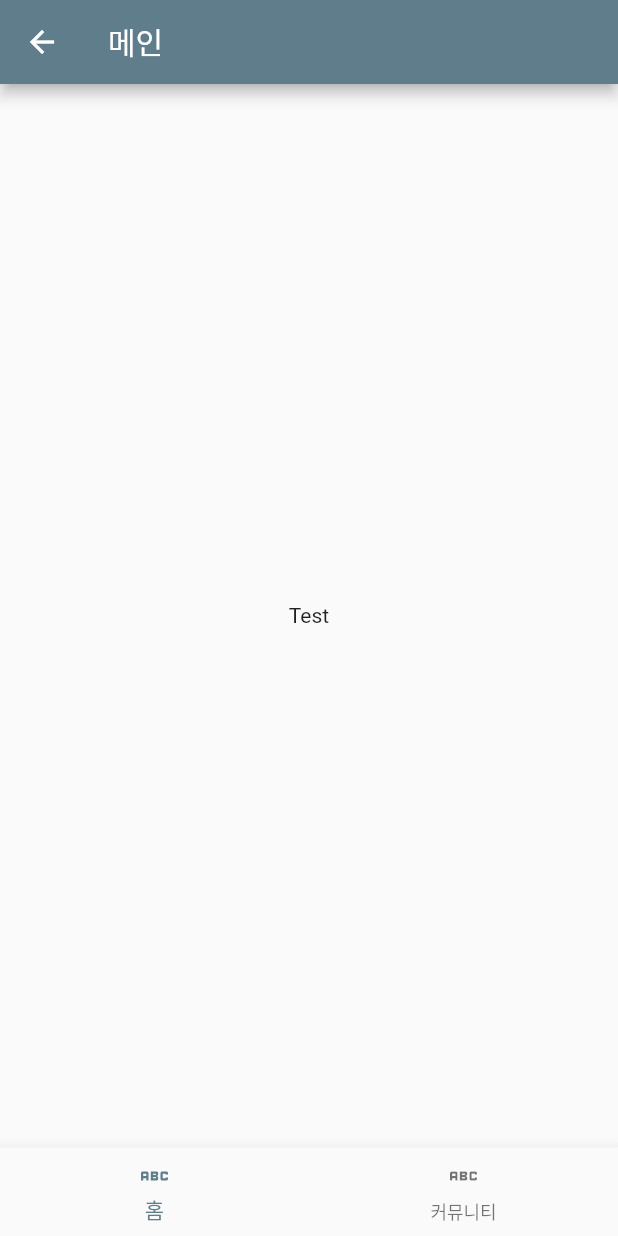
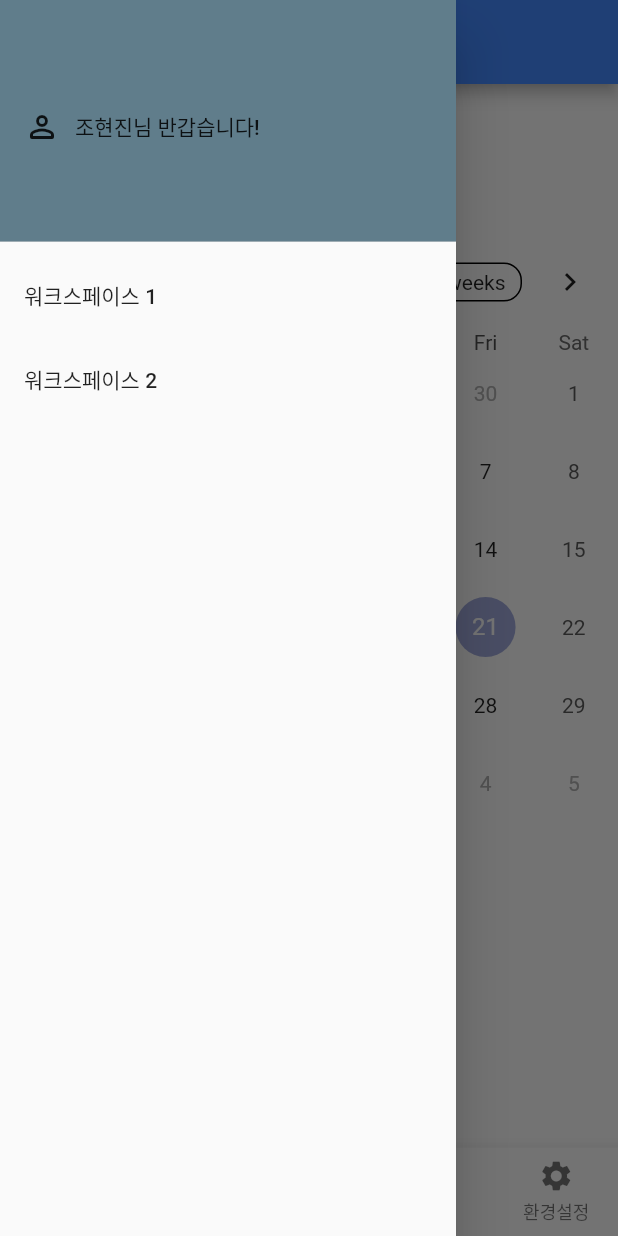
Before and after one commit to Kookmin-Contest/towork-frontend, a Flutter app: the MainMenu screen opened directly, with the side drawer open (before the commit the screen has no drawer), on a phone screen of 412 x 824 dp. Run offline on Flutter 3.47's test engine with Material 2 defaults, Android fonts, the phone set to English and light mode, and no system bars; drawn by our look-alikes of table_calendar; our stand-ins replace flutter_secure_storage, flutter_signin_button; accounts and stored records are empty.

Commit message:
하단바 베이스 완성

```diff
--- a/lib/screens/home_menu.dart
+++ b/lib/screens/home_menu.dart
@@ -1,4 +1,5 @@
 import 'package:flutter/material.dart';
+import 'package:gotowork/widgets/calendar.dart';
 
 class HomeMenu extends StatefulWidget {
   const HomeMenu({super.key});
@@ -13,7 +14,12 @@ class _HomeMenuState extends State<HomeMenu> {
     return Scaffold(
       body: SafeArea(
         child: Center(
-          child: Text('Test'),
+          child: Column(
+            children: [
+              SizedBox(height: 100.0),
+              Calendar(),
+            ],
+          )
         ),
       ),
     );
--- a/lib/shared/menu_main.dart
+++ b/lib/shared/menu_main.dart
@@ -1,7 +1,11 @@
 import 'package:flutter/material.dart';
+import 'package:gotowork/screens/alert_menu.dart';
+import 'package:gotowork/screens/community_menu.dart';
 import 'package:gotowork/screens/home_menu.dart';
 import 'package:gotowork/screens/login_menu.dart';
+import 'package:gotowork/screens/mypage_menu.dart';
 import 'package:gotowork/screens/register_menu.dart';
+import 'package:gotowork/screens/setting_menu.dart';
 import 'package:gotowork/shared/menu_appbar.dart';
 import 'package:gotowork/shared/menu_bottom.dart';
 
@@ -35,9 +39,14 @@ class NavigationRoute {
   });
 }
 
+// 하단 메뉴바 Items들
+// 표시할 라벨, 아이콘, 이동할 페이지 순으로 넣어주시면 됩니다
 final List<NavigationRoute> _routes = [
-  new NavigationRoute(name: "홈", icon: Icon(Icons.abc), page: HomeMenu()),
-  new NavigationRoute(name: "커뮤니티", icon: Icon(Icons.abc_outlined), page: Register())
+  new NavigationRoute(name: "홈", icon: Icon(Icons.home), page: HomeMenu()),
+  new NavigationRoute(name: "커뮤니티", icon: Icon(Icons.chat_bubble), page: CommunityMenu()),
+  new NavigationRoute(name: "마이페이지", icon: Icon(Icons.perm_identity_rounded), page: MypageMenu()),
+  new NavigationRoute(name: "알림", icon: Icon(Icons.add_alert), page: AlertMenu()),
+  new NavigationRoute(name: "환경설정", icon: Icon(Icons.settings), page: SettingMenu())
 ];
 
 
@@ -53,14 +62,53 @@ class _MainMenuState extends State<MainMenu> {
   int _currentIndex = 0;
 
   @override
+  void dispose() {
+    _pageController.dispose();
+    super.dispose();
+  }
+
+  @override
   Widget build(BuildContext context) {
     return Scaffold(
       appBar: AppBar(
+        centerTitle: true,
         title: const Text('메인'),
+        backgroundColor: Colors.blueAccent
       ),
       body: IndexedStack(
         index: _currentIndex,
         children: _routes.map((route) => route.page).toList(),
+      ),
+      drawer: Drawer(
+        child: ListView(
+          padding: EdgeInsets.zero,
+          children: [
+            DrawerHeader(
+                child: Row(
+                  children: [
+                    Icon(Icons.perm_identity_rounded),
+                    SizedBox(width: 10.0,),
+                    Text('조현진님 반갑습니다!')
+                  ],
+                ),
+                decoration: BoxDecoration(
+                  color: Colors.blueGrey,
+                ),
+            ),
+            ListTile(
+              title: Text('워크스페이스 1'),
+              onTap: (){
+                Navigator.pop(context);
+              },
+            ),
+            ListTile(
+              title: Text('워크스페이스 2'),
+              onTap: (){
+                Navigator.pop(context);
+              },
+            )
+          ],
+        ),
       ),
       bottomNavigationBar: BottomNavigationBar(
         type: BottomNavigationBarType.fixed,
@@ -79,4 +127,6 @@ class _MainMenuState extends State<MainMenu> {
       _currentIndex = index;
     });
   }
+
+
 }
--- /dev/null
+++ b/lib/widgets/calendar.dart
@@ -0,0 +1,20 @@
+import 'package:flutter/material.dart';
+import 'package:table_calendar/table_calendar.dart';
+
+class Calendar extends StatefulWidget {
+  const Calendar({super.key});
+
+  @override
+  State<Calendar> createState() => _CalendarState();
+}
+
+class _CalendarState extends State<Calendar> {
+  @override
+  Widget build(BuildContext context) {
+    return TableCalendar(
+        focusedDay: DateTime.now(),
+        firstDay: DateTime(2023,1,1),
+        lastDay: DateTime(2023,12,31),
+    );
+  }
+}
```
Also changed, not shown: lib/screens/alert_menu.dart (added, +21 -0 lines), lib/screens/community_menu.dart (added, +21 -0 lines), lib/screens/mypage_menu.dart (added, +21 -0 lines), lib/screens/setting_menu.dart (added, +21 -0 lines).
